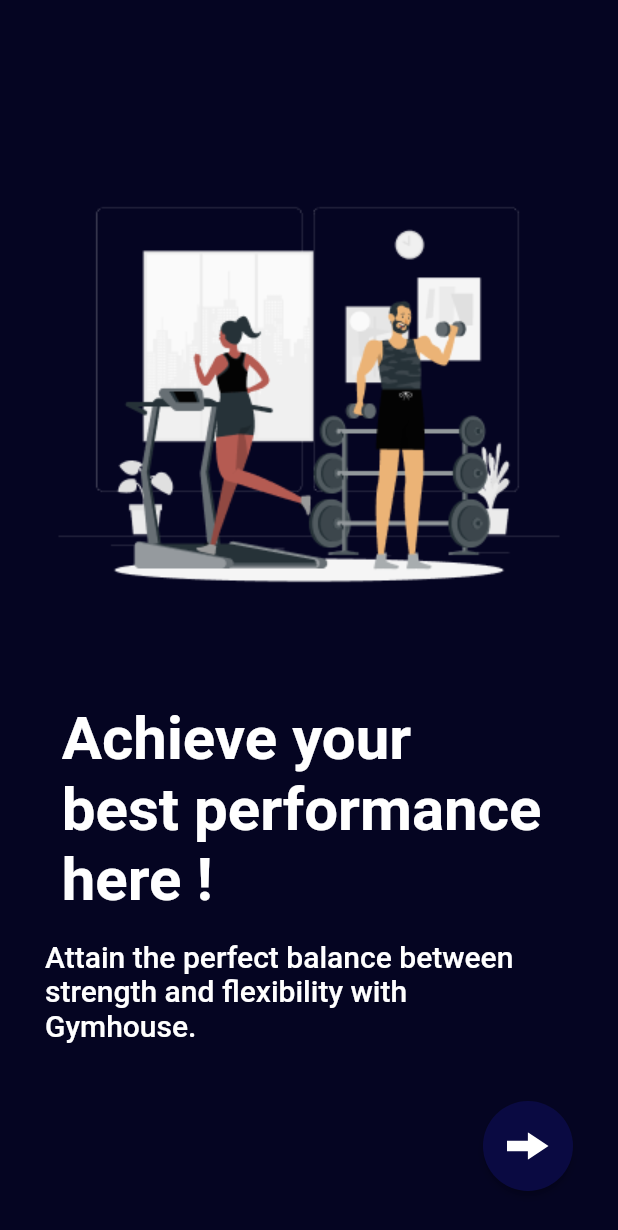
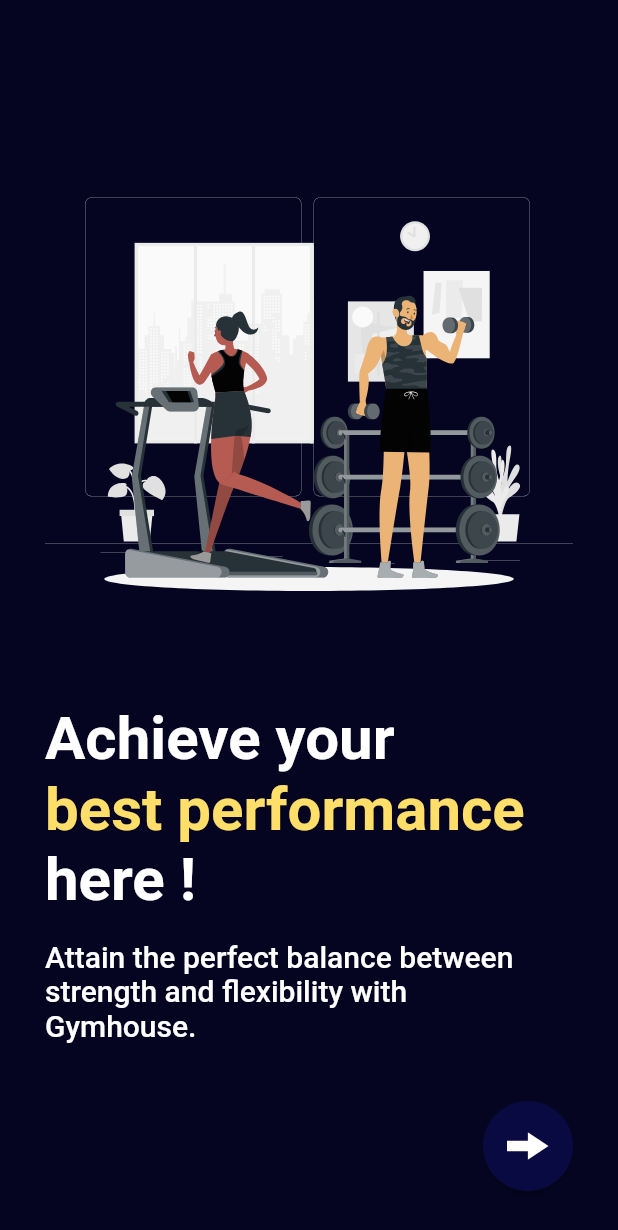
Before and after one commit to PMO-Kel7/Gymhouse, a Flutter app: the screen it shows after launch, on a phone screen of 412 x 824 dp. Shown: the top 1230 px of the screen. Run offline on Flutter 3.47's test engine with Material 2 defaults, Android fonts, the phone set to English and light mode, and no system bars; our stand-ins replace firebase_core, flutter_svg, google_fonts, simple_shadow; accounts and stored records are empty; Roboto replaces fonts that are missing (Muli).

Commit message:
Mengubah sambutancomponent.dart menambah warna

```diff
--- a/gymhouse_project/lib/Components/Sambutan/sambutancomponent.dart
+++ b/gymhouse_project/lib/Components/Sambutan/sambutancomponent.dart
@@ -7,6 +7,8 @@
 import 'package:flutter/material.dart';
 import 'package:flutter_svg/flutter_svg.dart';
 import 'package:gymhouse_project/Screens/Welcome/welcomescreen.dart';
+
+const imageGym = 'gymhouse_project\assets\images\Gym-rafiki 1.svg';
 
 class onboardingscreen extends StatefulWidget {
   const onboardingscreen({Key? key}) : super(key: key);
@@ -43,8 +45,10 @@ class _onboardingscreenState extends State<onboardingscreen> {
               Expanded(
                 child: PageView.builder(
                   itemBuilder: (context, index) => onboardcontent(
-                    image: "assets/images/Gym-rafiki 1.png",
-                    title: "Achieve your \nbest performance \nhere !" ,
+                    image: "assets/images/Gym-rafiki 1.svg",
+                    title: "Achieve your                ",
+                    title2: "best performance           ",
+                    title3: "here !                           ",
                     description:
                         "Attain the perfect balance between strength and flexibility with \nGymhouse."
                   ),
@@ -90,16 +94,18 @@ class onboardcontent extends StatelessWidget {
     Key? key,
     required this.image,
     required this.title,
+    required this.title2,
+    required this.title3,
     required this.description,
   }) : super(key: key);
 
-  final String image, title, description;
+  final String image, title, title2, title3, description;
 
   @override
   Widget build(BuildContext context) {
     return Column(children: [
       const Spacer(),
-      Image.asset(
+      SvgPicture.asset(
         image,
         height: 400,
       ),
@@ -109,12 +115,34 @@ class onboardcontent extends StatelessWidget {
         textAlign: TextAlign.left,
         style: Theme.of(context)
             .textTheme
-
             .headlineLarge!
             .copyWith(
               fontWeight: FontWeight.w700,
               color: Colors.white),
       ),
+
+      Text(
+        title2,
+        textAlign: TextAlign.justify,
+        style: Theme.of(context)
+            .textTheme
+            .headlineLarge!
+            .copyWith(
+              fontWeight: FontWeight.w700,
+              color: Color(0xFFFFDE69)),
+      ),
+
+      Text(
+        title3,
+        textAlign: TextAlign.justify,
+        style: Theme.of(context)
+            .textTheme
+            .headlineLarge!
+            .copyWith(
+              fontWeight: FontWeight.w700,
+              color: Colors.white),
+      ),
+
       const SizedBox(
         height: 16,
       ),
--- a/gymhouse_project/lib/main.dart
+++ b/gymhouse_project/lib/main.dart
@@ -3,6 +3,7 @@ import 'package:flutter/material.dart';
 import 'package:gymhouse_project/Screens/Sambutan/sambutanscreens.dart';
 // import 'package:gymhouse_project/Screens/Login/loginscreens.dart';
 // import 'package:gymhouse_project/Screens/Welcome/welcomescreen.dart';
+// import 'Components/Sambutan/sambutancomponent.dart';
 import 'package:gymhouse_project/routes.dart';
 import 'package:gymhouse_project/theme.dart';
 import 'package:firebase_core/firebase_core.dart';
```
Also changed, not shown: gymhouse_project/assets/images/Gym-rafiki 1.svg (added), 10 other files.
